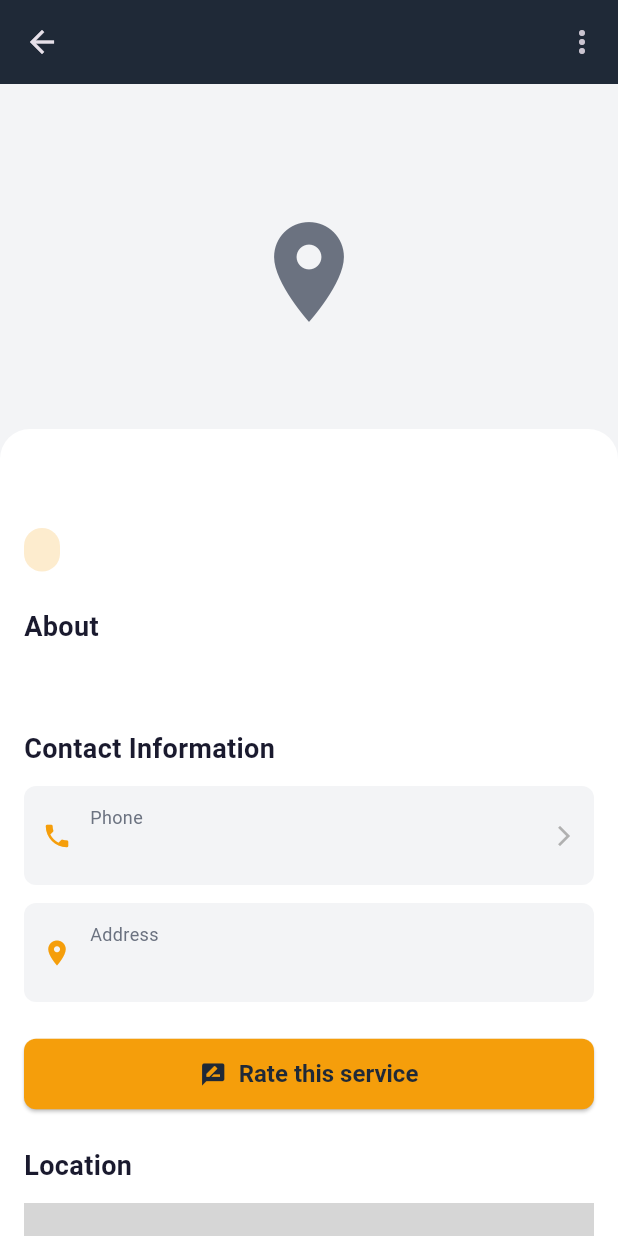
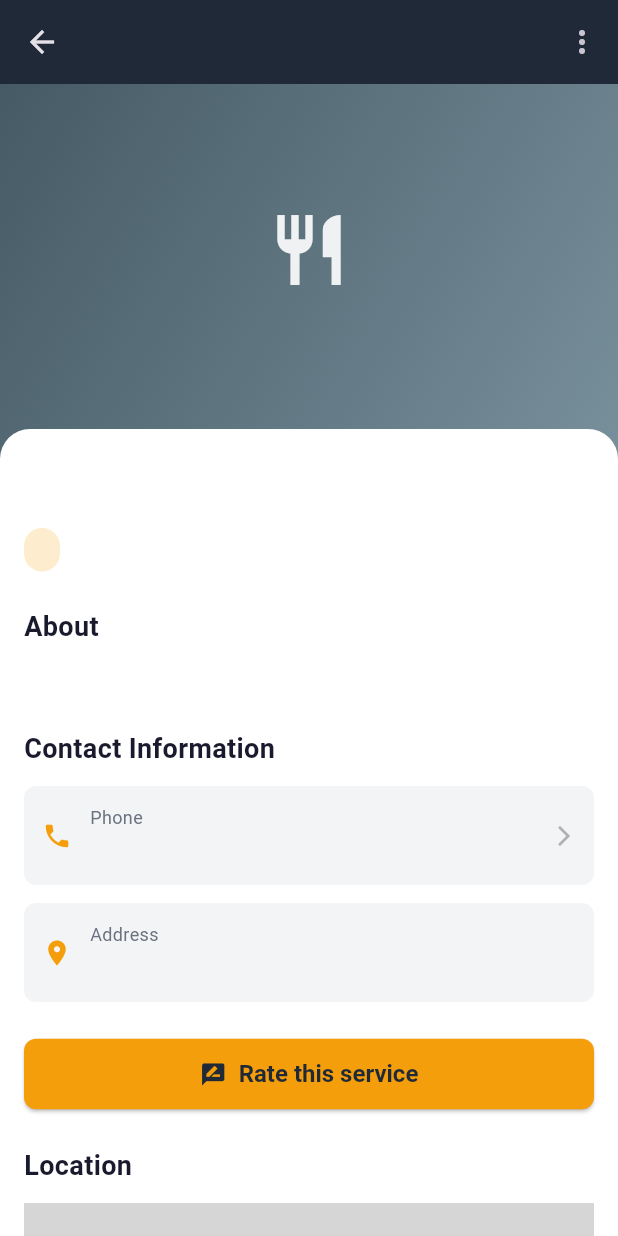
Before and after one commit to DUSHIMEDanPaul/individual-formative2, a Flutter app: the ListingDetailScreen screen opened directly with empty values, on a phone screen of 412 x 824 dp. Run offline on Flutter 3.47's test engine with Material 3 defaults, Android fonts, the phone set to English and light mode, and no system bars; drawn by our look-alikes of flutter_map; our stand-ins replace cloud_firestore, firebase_auth, firebase_core, geolocator, google_fonts, latlong2; accounts and stored records are empty; grey boxes are pictures that could not be loaded.

Commit message:
feat: add category-specific placeholder images with unique icons and gradient backgrounds

```diff
--- a/resto_kigali/lib/screens/home_screen.dart
+++ b/resto_kigali/lib/screens/home_screen.dart
@@ -610,13 +610,19 @@ class _ListingCardState extends State<_ListingCard> {
                             width: double.infinity,
                             height: 180,
                             errorBuilder: (context, error, stackTrace) {
-                              return Icon(Icons.restaurant,
-                                  size: 80, color: AppTheme.textMuted);
+                              return AppTheme.categoryPlaceholder(
+                                  widget.listing.category);
                             },
                           ),
                         )
-                      : Icon(Icons.restaurant,
-                          size: 80, color: AppTheme.textMuted),
+                      : ClipRRect(
+                          borderRadius: const BorderRadius.only(
+                            topLeft: Radius.circular(12),
+                            topRight: Radius.circular(12),
+                          ),
+                          child: AppTheme.categoryPlaceholder(
+                              widget.listing.category),
+                        ),
                 ),
                 Positioned(
                   top: 8,
--- a/resto_kigali/lib/screens/listing_detail_screen.dart
+++ b/resto_kigali/lib/screens/listing_detail_screen.dart
@@ -88,28 +88,18 @@ class _ListingDetailScreenState extends State<ListingDetailScreen> {
                 child: Image.network(
                   widget.listing.imageUrl,
                   fit: BoxFit.cover,
+                  width: double.infinity,
+                  height: 250,
                   errorBuilder: (context, error, stackTrace) {
-                    return Center(
-                      child: Icon(
-                        Icons.image_not_supported,
-                        size: 80,
-                        color: AppTheme.textMuted,
-                      ),
-                    );
+                    return AppTheme.categoryPlaceholder(
+                        widget.listing.category,
+                        height: 250);
                   },
                 ),
               )
             else
-              Container(
-                width: double.infinity,
-                height: 250,
-                color: AppTheme.cardGrey,
-                child: Icon(
-                  Icons.location_on,
-                  size: 80,
-                  color: AppTheme.textMuted,
-                ),
-              ),
+              AppTheme.categoryPlaceholder(widget.listing.category,
+                  height: 250),
             // Content Section
             Container(
               width: double.infinity,
--- a/resto_kigali/lib/utils/app_theme.dart
+++ b/resto_kigali/lib/utils/app_theme.dart
@@ -101,4 +101,92 @@ class AppTheme {
       ),
     );
   }
+
+  /// Returns a category-specific icon.
+  static IconData categoryIcon(String category) {
+    switch (category) {
+      case 'Restaurant':
+        return Icons.restaurant;
+      case 'Café':
+        return Icons.coffee;
+      case 'Fast Food':
+        return Icons.fastfood;
+      case 'Bakery':
+        return Icons.bakery_dining;
+      case 'Bar':
+        return Icons.local_bar;
+      case 'Buffet':
+        return Icons.lunch_dining;
+      case 'Diner':
+        return Icons.dining;
+      case 'Picnic Area':
+        return Icons.park;
+      case 'Food Stall':
+        return Icons.storefront;
+      case 'Hotel':
+        return Icons.hotel;
+      default:
+        return Icons.restaurant;
+    }
+  }
+
+  /// Returns a category-specific gradient for placeholder backgrounds.
+  static List<Color> categoryGradient(String category) {
+    switch (category) {
+      case 'Restaurant':
+        return const [Color(0xFFFF6B35), Color(0xFFFF8E53)];
+      case 'Café':
+        return const [Color(0xFF6F4E37), Color(0xFF8B6F47)];
+      case 'Fast Food':
+        return const [Color(0xFFE53935), Color(0xFFFF6659)];
+      case 'Bakery':
+        return const [Color(0xFFD4A574), Color(0xFFE8C9A0)];
+      case 'Bar':
+        return const [Color(0xFF7B1FA2), Color(0xFF9C4DCC)];
+      case 'Buffet':
+        return const [Color(0xFF2E7D32), Color(0xFF4CAF50)];
+      case 'Diner':
+        return const [Color(0xFFE65100), Color(0xFFFF8A50)];
+      case 'Picnic Area':
+        return const [Color(0xFF33691E), Color(0xFF689F38)];
+      case 'Food Stall':
+        return const [Color(0xFFF9A825), Color(0xFFFFD54F)];
+      case 'Hotel':
+        return const [Color(0xFF1565C0), Color(0xFF42A5F5)];
+      default:
+        return const [Color(0xFF455A64), Color(0xFF78909C)];
+    }
+  }
+
+  /// Builds a placeholder widget with category-specific icon and gradient.
+  static Widget categoryPlaceholder(String category, {double height = 180}) {
+    final colors = categoryGradient(category);
+    final icon = categoryIcon(category);
+    return Container(
+      width: double.infinity,
+      height: height,
+      decoration: BoxDecoration(
+        gradient: LinearGradient(
+          colors: colors,
+          begin: Alignment.topLeft,
+          end: Alignment.bottomRight,
+        ),
+      ),
+      child: Column(
+        mainAxisAlignment: MainAxisAlignment.center,
+        children: [
+          Icon(icon, size: 56, color: Colors.white.withValues(alpha: 0.9)),
+          const SizedBox(height: 8),
+          Text(
+            category,
+            style: TextStyle(
+              color: Colors.white.withValues(alpha: 0.85),
+              fontSize: 14,
+              fontWeight: FontWeight.w600,
+            ),
+          ),
+        ],
+      ),
+    );
+  }
 }
```
